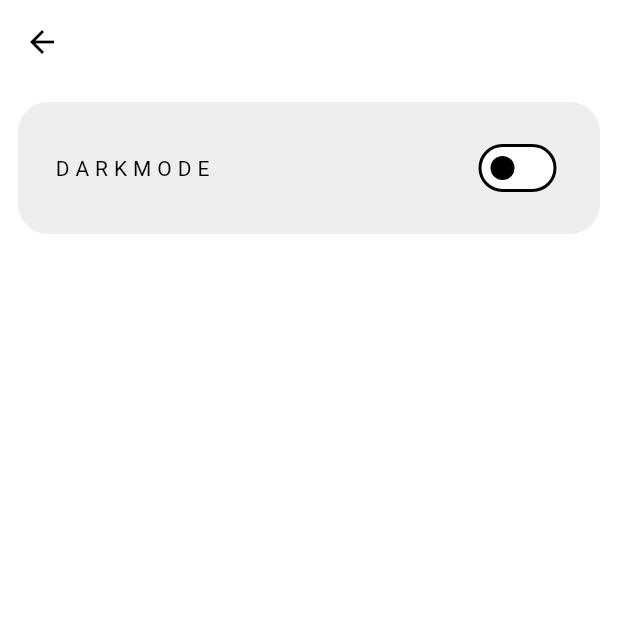
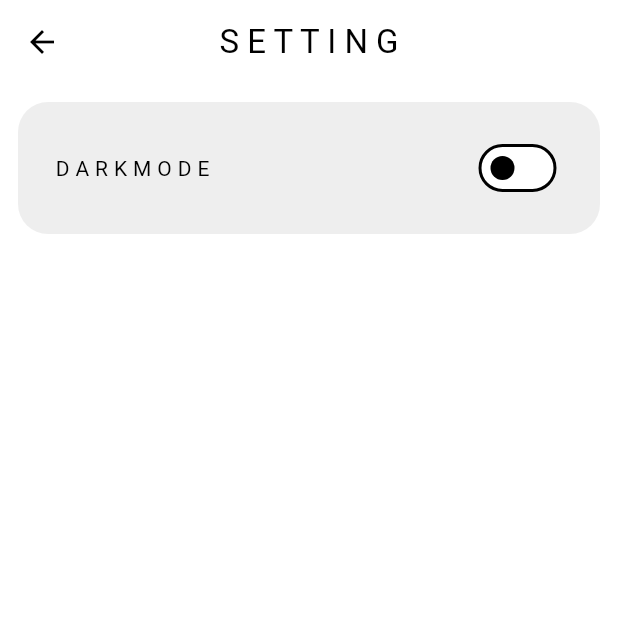
Before and after one commit to bwhy0315/ChashFlow, a Flutter app: the screen it shows after launch, in the side drawer, after a tap on "S E T T I N G", on a phone screen of 412 x 824 dp, the top half of it. Run offline on Flutter 3.47's test engine with Material 3 defaults, Android fonts, the phone set to English and light mode, and no system bars; our stand-ins replace fl_chart, flutter_slidable, hive_flutter, velocity_x; accounts and stored records are empty.

```diff
--- a/lib/components/expense_dialog.dart
+++ b/lib/components/expense_dialog.dart
@@ -31,11 +31,11 @@ class ExpenseDialog extends StatelessWidget {
         ),
         child: Column(
           children: [
-            '음식지출'.text.textStyle(TextStyle(color: stylePrimary)).size(20).make(),
+            '지출 정보'.text.textStyle(TextStyle(color: stylePrimary)).size(20).make(),
             TextField(
               controller: nameController,
               decoration: const InputDecoration(
-                hintText: '음식 이름',
+                hintText: '지출 내용',
               ),
             ),
             TextField(
--- a/lib/main.dart
+++ b/lib/main.dart
@@ -35,6 +35,7 @@ void main() async {
 
 class MyApp extends StatelessWidget {
   const MyApp({super.key});
+
   @override
   Widget build(BuildContext context) {
     return MaterialApp(
--- a/lib/misc_oss_license_single.dart
+++ b/lib/misc_oss_license_single.dart
@@ -33,7 +33,8 @@ class MiscOssLicenseSingle extends StatelessWidget {
               _bodyText(),
               style: Theme.of(context).textTheme.bodyMedium
             ).pOnly(top: 12, left: 12, right: 12),
-          ])
+          ]
+        )
       ),
     );
   }
--- a/lib/screen/s_setting.dart
+++ b/lib/screen/s_setting.dart
@@ -11,6 +11,13 @@ class SettingScreen extends StatelessWidget {
     return Scaffold(
       backgroundColor: Theme.of(context).colorScheme.background,
       appBar: AppBar(
+        centerTitle: true,
+        title: "S E T T I N G".text.textStyle(
+          TextStyle(
+            color: Theme.of(context).colorScheme.primary
+          )
+        ).make(),
+
         elevation: 0,
         foregroundColor: Theme.of(context).colorScheme.primary,
       ),
```
Lines whose indentation alone changed are shown as unchanged.
